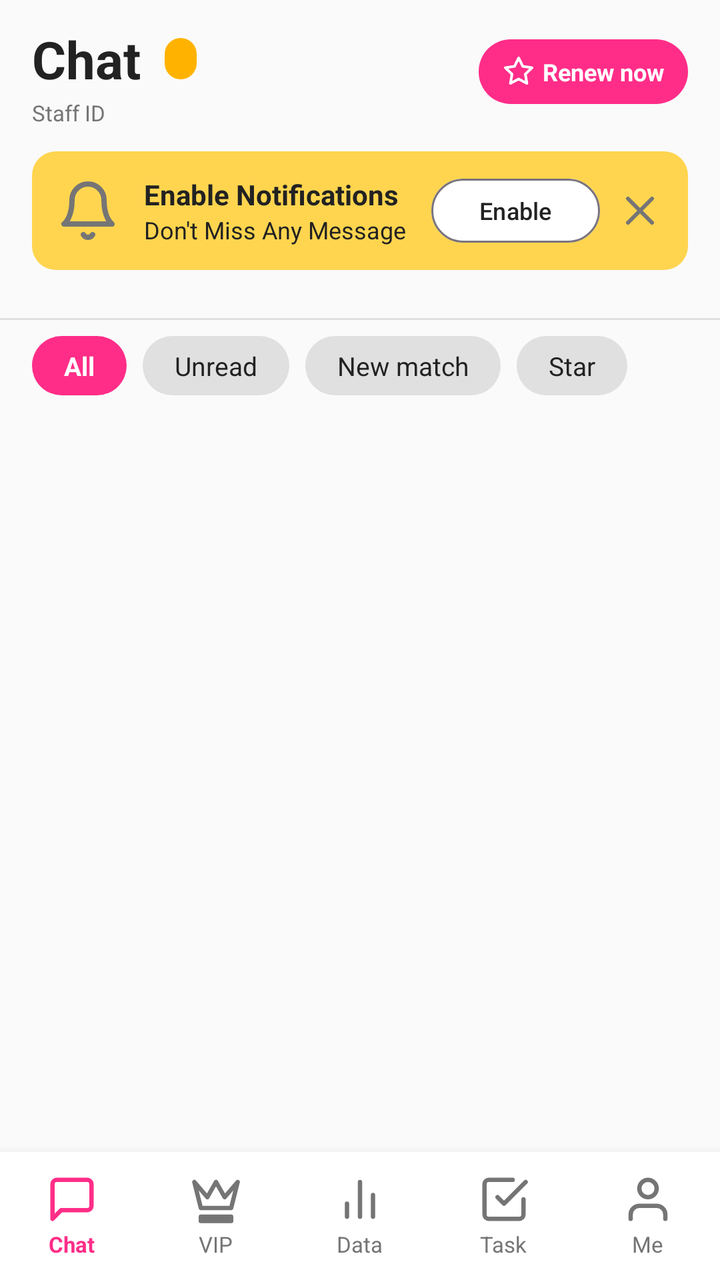
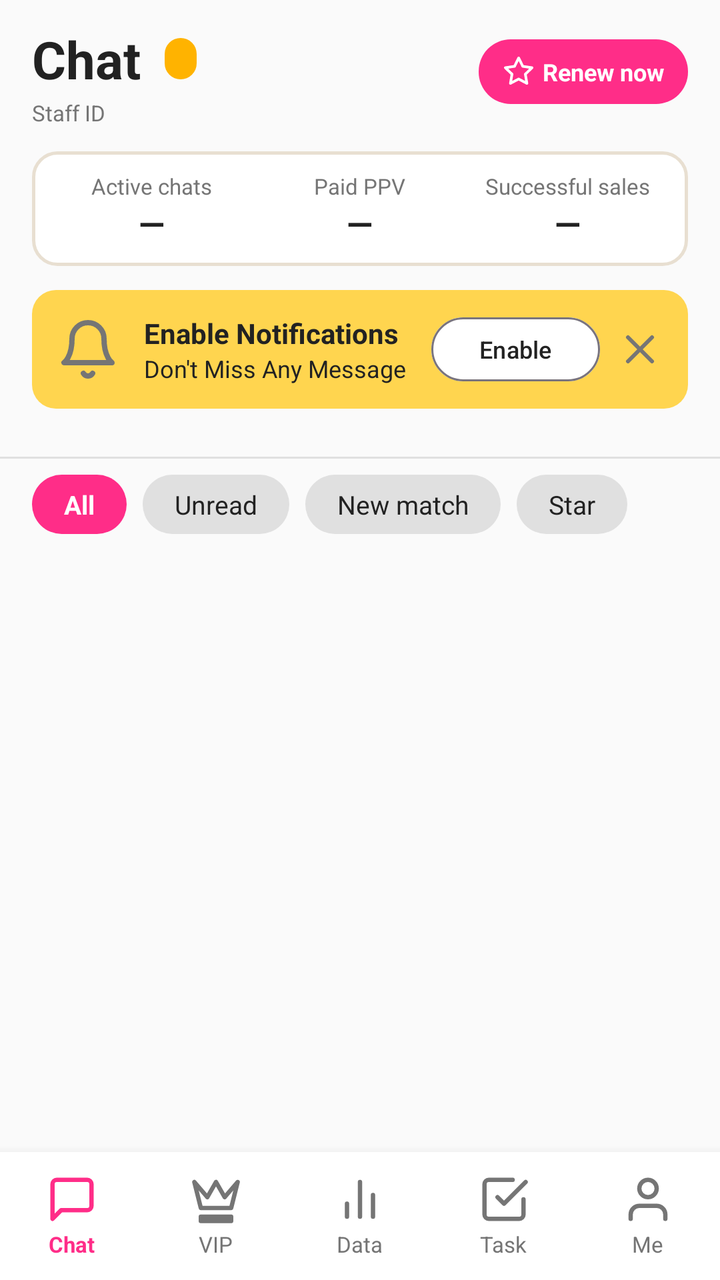

Screens rendered from an Android XML layout before and after an edit, with the pre-edit source and the edit as a unified diff.
<!-- AndroidManifest.xml: application theme Theme.Lovanta -->
<!-- res/layout/activity_main.xml -->
<?xml version="1.0" encoding="utf-8"?>
<LinearLayout xmlns:android="http://schemas.android.com/apk/res/android"
    xmlns:tools="http://schemas.android.com/tools"
    android:id="@+id/main"
    android:layout_width="match_parent"
    android:layout_height="match_parent"
    android:orientation="vertical"
    android:background="@color/lovanta_bg"
    tools:context=".MainActivity">

    
    <RelativeLayout
        android:layout_width="match_parent"
        android:layout_height="wrap_content"
        android:paddingStart="16dp"
        android:paddingEnd="16dp"
        android:paddingTop="12dp"
        android:paddingBottom="8dp">

        <LinearLayout
            android:layout_width="wrap_content"
            android:layout_height="wrap_content"
            android:orientation="vertical">

            <LinearLayout
                android:layout_width="wrap_content"
                android:layout_height="wrap_content"
                android:orientation="horizontal"
                android:gravity="center_vertical">

                <TextView
                    android:layout_width="wrap_content"
                    android:layout_height="wrap_content"
                    android:text="Chat"
                    android:textColor="@color/lovanta_dark"
                    android:textSize="26sp"
                    android:textStyle="bold" />

                <LinearLayout
                    android:layout_width="wrap_content"
                    android:layout_height="wrap_content"
                    android:background="@drawable/bg_timer_badge"
                    android:paddingStart="8dp"
                    android:paddingEnd="8dp"
                    android:paddingTop="3dp"
                    android:paddingBottom="3dp"
                    android:layout_marginStart="12dp"
                    android:gravity="center_vertical">

                    <TextView
                        android:id="@+id/tvActiveTimer"
                        android:layout_width="wrap_content"
                        android:layout_height="wrap_content"
                        android:text=""
                        android:textColor="@color/white"
                        android:textSize="11sp"
                        android:textStyle="bold" />
                </LinearLayout>
            </LinearLayout>

            <TextView
                android:id="@+id/tvWorkerId"
                android:layout_width="wrap_content"
                android:layout_height="wrap_content"
                android:text="Staff ID"
                android:textColor="@color/lovanta_gray"
                android:textSize="11sp"
                android:layout_marginTop="2dp" />
        </LinearLayout>

        
        <LinearLayout
            android:id="@+id/btnRenew"
            android:layout_width="wrap_content"
            android:layout_height="wrap_content"
            android:layout_alignParentEnd="true"
            android:layout_centerVertical="true"
            android:background="@drawable/bg_pill_active"
            android:paddingStart="12dp"
            android:paddingEnd="12dp"
            android:paddingTop="8dp"
            android:paddingBottom="8dp"
            android:gravity="center_vertical"
            android:clickable="true"
            android:focusable="true">

            <ImageView
                android:layout_width="16dp"
                android:layout_height="16dp"
                android:src="@drawable/ic_star"
                android:tint="@color/white"
                tools:ignore="ContentDescription,UseAppTint" />

            <TextView
                android:layout_width="wrap_content"
                android:layout_height="wrap_content"
                android:text="Renew now"
                android:textColor="@color/white"
                android:textSize="12sp"
                android:textStyle="bold"
                android:layout_marginStart="4dp" />
        </LinearLayout>

    </RelativeLayout>

    
    <LinearLayout
        android:id="@+id/layoutNotificationBanner"
        android:layout_width="match_parent"
        android:layout_height="wrap_content"
        android:layout_marginStart="16dp"
        android:layout_marginEnd="16dp"
        android:layout_marginTop="4dp"
        android:layout_marginBottom="8dp"
        android:background="@drawable/bg_notification_banner"
        android:orientation="horizontal"
        android:gravity="center_vertical"
        android:padding="12dp">

        <ImageView
            android:layout_width="32dp"
            android:layout_height="32dp"
            android:src="@drawable/ic_bell"
            tools:ignore="ContentDescription" />

        <LinearLayout
            android:layout_width="0dp"
            android:layout_height="wrap_content"
            android:layout_weight="1"
            android:orientation="vertical"
            android:layout_marginStart="12dp">

            <TextView
                android:layout_width="wrap_content"
                android:layout_height="wrap_content"
                android:text="Enable Notifications"
                android:textColor="@color/lovanta_dark"
                android:textSize="14sp"
                android:textStyle="bold" />

            <TextView
                android:layout_width="wrap_content"
                android:layout_height="wrap_content"
                android:text="Don't Miss Any Message"
                android:textColor="@color/lovanta_dark"
                android:textSize="12sp" />
        </LinearLayout>

        <Button
            android:id="@+id/btnEnableNotif"
            android:layout_width="wrap_content"
            android:layout_height="32dp"
            android:text="Enable"
            android:textSize="12sp"
            android:textColor="@color/lovanta_dark"
            android:backgroundTint="@color/white"
            style="?attr/materialButtonOutlinedStyle"
            android:insetTop="0dp"
            android:insetBottom="0dp"
            android:minWidth="64dp" />

        <ImageView
            android:id="@+id/btnCloseBanner"
            android:layout_width="24dp"
            android:layout_height="24dp"
            android:src="@drawable/ic_close"
            android:layout_marginStart="8dp"
            android:background="?attr/selectableItemBackgroundBorderless"
            android:clickable="true"
            android:focusable="true"
            tools:ignore="ContentDescription" />

    </LinearLayout>

    
    <androidx.recyclerview.widget.RecyclerView
        android:id="@+id/rvStories"
        android:layout_width="match_parent"
        android:layout_height="wrap_content"
        android:orientation="horizontal"
        android:paddingStart="16dp"
        android:paddingEnd="16dp"
        android:paddingTop="4dp"
        android:paddingBottom="8dp"
        tools:listitem="@layout/item_story" />

    <View
        android:layout_width="match_parent"
        android:layout_height="1dp"
        android:background="@color/lovanta_border"
        android:layout_marginTop="4dp"
        android:layout_marginBottom="8dp" />

    
    <LinearLayout
        android:layout_width="match_parent"
        android:layout_height="wrap_content"
        android:orientation="horizontal"
        android:paddingStart="16dp"
        android:paddingEnd="16dp"
        android:paddingBottom="8dp">

        <TextView
            android:id="@+id/chipAll"
            android:layout_width="wrap_content"
            android:layout_height="wrap_content"
            android:text="All"
            android:textColor="@color/white"
            android:background="@drawable/bg_pill_active"
            android:paddingStart="16dp"
            android:paddingEnd="16dp"
            android:paddingTop="6dp"
            android:paddingBottom="6dp"
            android:textSize="13sp"
            android:textStyle="bold"
            android:clickable="true"
            android:focusable="true"
            android:layout_marginEnd="8dp" />

        <TextView
            android:id="@+id/chipUnread"
            android:layout_width="wrap_content"
            android:layout_height="wrap_content"
            android:text="Unread"
            android:textColor="@color/lovanta_dark"
            android:background="@drawable/bg_pill_inactive"
            android:paddingStart="16dp"
            android:paddingEnd="16dp"
            android:paddingTop="6dp"
            android:paddingBottom="6dp"
            android:textSize="13sp"
            android:clickable="true"
            android:focusable="true"
            android:layout_marginEnd="8dp" />

        <TextView
            android:id="@+id/chipNewMatch"
            android:layout_width="wrap_content"
            android:layout_height="wrap_content"
            android:text="New match"
            android:textColor="@color/lovanta_dark"
            android:background="@drawable/bg_pill_inactive"
            android:paddingStart="16dp"
            android:paddingEnd="16dp"
            android:paddingTop="6dp"
            android:paddingBottom="6dp"
            android:textSize="13sp"
            android:clickable="true"
            android:focusable="true"
            android:layout_marginEnd="8dp" />

        <TextView
            android:id="@+id/chipStar"
            android:layout_width="wrap_content"
            android:layout_height="wrap_content"
            android:text="Star"
            android:textColor="@color/lovanta_dark"
            android:background="@drawable/bg_pill_inactive"
            android:paddingStart="16dp"
            android:paddingEnd="16dp"
            android:paddingTop="6dp"
            android:paddingBottom="6dp"
            android:textSize="13sp"
            android:clickable="true"
            android:focusable="true" />
    </LinearLayout>

    
    <androidx.recyclerview.widget.RecyclerView
        android:id="@+id/rvChats"
        android:layout_width="match_parent"
        android:layout_height="0dp"
        android:layout_weight="1"
        tools:listitem="@layout/item_chat" />

    <TextView
        android:id="@+id/tvEmptyChats"
        android:layout_width="match_parent"
        android:layout_height="0dp"
        android:layout_weight="1"
        android:gravity="center"
        android:padding="24dp"
        android:text="No assigned conversations yet."
        android:textColor="@color/lovanta_gray"
        android:textSize="14sp"
        android:visibility="gone" />

    
    <LinearLayout
        android:layout_width="match_parent"
        android:layout_height="64dp"
        android:orientation="horizontal"
        android:background="@color/lovanta_surface"
        android:elevation="8dp"
        android:gravity="center_vertical">

        
        <LinearLayout
            android:id="@+id/navChat"
            android:layout_width="0dp"
            android:layout_height="match_parent"
            android:layout_weight="1"
            android:orientation="vertical"
            android:gravity="center"
            android:clickable="true"
            android:focusable="true"
            android:background="?attr/selectableItemBackground">

            <ImageView
                android:layout_width="26dp"
                android:layout_height="26dp"
                android:src="@drawable/ic_tab_chat"
                tools:ignore="ContentDescription" />

            <TextView
                android:layout_width="wrap_content"
                android:layout_height="wrap_content"
                android:text="Chat"
                android:textColor="@color/lovanta_pink"
                android:textSize="11sp"
                android:textStyle="bold"
                android:layout_marginTop="2dp" />
        </LinearLayout>

        
        <LinearLayout
            android:id="@+id/navVip"
            android:layout_width="0dp"
            android:layout_height="match_parent"
            android:layout_weight="1"
            android:orientation="vertical"
            android:gravity="center"
            android:clickable="true"
            android:focusable="true"
            android:background="?attr/selectableItemBackground">

            <ImageView
                android:layout_width="26dp"
                android:layout_height="26dp"
                android:src="@drawable/ic_tab_vip"
                tools:ignore="ContentDescription" />

            <TextView
                android:layout_width="wrap_content"
                android:layout_height="wrap_content"
                android:text="VIP"
                android:textColor="@color/lovanta_gray"
                android:textSize="11sp"
                android:layout_marginTop="2dp" />
        </LinearLayout>

        
        <LinearLayout
            android:id="@+id/navData"
            android:layout_width="0dp"
            android:layout_height="match_parent"
            android:layout_weight="1"
            android:orientation="vertical"
            android:gravity="center"
            android:clickable="true"
            android:focusable="true"
            android:background="?attr/selectableItemBackground">

            <ImageView
                android:layout_width="26dp"
                android:layout_height="26dp"
                android:src="@drawable/ic_tab_data"
                tools:ignore="ContentDescription" />

            <TextView
                android:layout_width="wrap_content"
                android:layout_height="wrap_content"
                android:text="Data"
                android:textColor="@color/lovanta_gray"
                android:textSize="11sp"
                android:layout_marginTop="2dp" />
        </LinearLayout>

        
        <LinearLayout
            android:id="@+id/navTask"
            android:layout_width="0dp"
            android:layout_height="match_parent"
            android:layout_weight="1"
            android:orientation="vertical"
            android:gravity="center"
            android:clickable="true"
            android:focusable="true"
            android:background="?attr/selectableItemBackground">

            <ImageView
                android:layout_width="26dp"
                android:layout_height="26dp"
                android:src="@drawable/ic_tab_task"
                tools:ignore="ContentDescription" />

            <TextView
                android:layout_width="wrap_content"
                android:layout_height="wrap_content"
                android:text="Task"
                android:textColor="@color/lovanta_gray"
                android:textSize="11sp"
                android:layout_marginTop="2dp" />
        </LinearLayout>

        
        <LinearLayout
            android:id="@+id/navMe"
            android:layout_width="0dp"
            android:layout_height="match_parent"
            android:layout_weight="1"
            android:orientation="vertical"
            android:gravity="center"
            android:clickable="true"
            android:focusable="true"
            android:background="?attr/selectableItemBackground">

            <ImageView
                android:layout_width="26dp"
                android:layout_height="26dp"
                android:src="@drawable/ic_tab_me"
                tools:ignore="ContentDescription" />

            <TextView
                android:layout_width="wrap_content"
                android:layout_height="wrap_content"
                android:text="Me"
                android:textColor="@color/lovanta_gray"
                android:textSize="11sp"
                android:layout_marginTop="2dp" />
        </LinearLayout>

    </LinearLayout>

</LinearLayout>
<!-- res/layout/item_story.xml (included above) -->
<?xml version="1.0" encoding="utf-8"?>
<LinearLayout xmlns:android="http://schemas.android.com/apk/res/android"
    android:layout_width="80dp"
    android:layout_height="wrap_content"
    android:orientation="vertical"
    android:gravity="center"
    android:clickable="true"
    android:focusable="true"
    android:background="?attr/selectableItemBackground"
    android:padding="4dp"
    android:layout_marginEnd="8dp">

    <FrameLayout
        android:layout_width="68dp"
        android:layout_height="68dp"
        android:background="@drawable/bg_model_story_frame"
        android:padding="3dp">

        <ImageView
            android:id="@+id/ivAvatar"
            android:layout_width="match_parent"
            android:layout_height="match_parent"
            android:src="@drawable/ic_person"
            android:background="@drawable/bg_model_avatar"
            android:padding="12dp"
            android:tint="@color/lovanta_pink"
            android:clipToOutline="true"
            android:contentDescription="Model profile" />
    </FrameLayout>

    <TextView
        android:id="@+id/tvName"
        android:layout_width="match_parent"
        android:layout_height="wrap_content"
        android:layout_marginTop="4dp"
        android:text="Model"
        android:textColor="@color/lovanta_dark"
        android:textSize="11sp"
        android:textStyle="bold"
        android:gravity="center"
        android:maxLines="1"
        android:ellipsize="end" />

</LinearLayout>
<!-- res/layout/item_chat.xml (included above) -->
<?xml version="1.0" encoding="utf-8"?>
<LinearLayout xmlns:android="http://schemas.android.com/apk/res/android"
    xmlns:tools="http://schemas.android.com/tools"
    android:layout_width="match_parent"
    android:layout_height="wrap_content"
    android:orientation="horizontal"
    android:gravity="center_vertical"
    android:padding="12dp"
    android:background="?attr/selectableItemBackground"
    android:clickable="true"
    android:focusable="true">

    <FrameLayout
        android:layout_width="56dp"
        android:layout_height="56dp">

        <ImageView
            android:id="@+id/ivChatAvatar"
            android:layout_width="56dp"
            android:layout_height="56dp"
            android:scaleType="centerCrop"
            android:src="@drawable/ic_person"
            android:background="@drawable/bg_chat_avatar"
            android:padding="8dp"
            tools:ignore="ContentDescription" />

    </FrameLayout>

    <LinearLayout
        android:layout_width="0dp"
        android:layout_height="wrap_content"
        android:layout_weight="1"
        android:orientation="vertical"
        android:layout_marginStart="12dp"
        android:layout_marginEnd="8dp">

        <LinearLayout
            android:layout_width="match_parent"
            android:layout_height="wrap_content"
            android:orientation="horizontal"
            android:gravity="center_vertical">

            <TextView
                android:id="@+id/tvChatName"
                android:layout_width="0dp"
                android:layout_height="wrap_content"
                android:layout_weight="1"
                android:textColor="@color/lovanta_dark"
                android:textSize="16sp"
                android:textStyle="bold"
                android:maxLines="1"
                android:ellipsize="end" />

            <TextView
                android:id="@+id/tvChatTime"
                android:layout_width="wrap_content"
                android:layout_height="wrap_content"
                android:textColor="@color/lovanta_gray"
                android:textSize="12sp" />
        </LinearLayout>

        <LinearLayout
            android:layout_width="match_parent"
            android:layout_height="wrap_content"
            android:orientation="horizontal"
            android:layout_marginTop="4dp"
            android:gravity="center_vertical">

            <TextView
                android:id="@+id/tvChatLastMessage"
                android:layout_width="0dp"
                android:layout_height="wrap_content"
                android:layout_weight="1"
                android:textColor="@color/lovanta_gray"
                android:textSize="14sp"
                android:maxLines="1"
                android:ellipsize="end" />

            <TextView
                android:id="@+id/tvUnreadBadge"
                android:layout_width="22dp"
                android:layout_height="22dp"
                android:background="@drawable/bg_badge_unread"
                android:gravity="center"
                android:textColor="@color/white"
                android:textSize="11sp"
                android:textStyle="bold"
                android:visibility="visible"
                android:layout_marginStart="8dp" />
        </LinearLayout>

    </LinearLayout>

</LinearLayout>
<!-- resources referenced by this layout -->
<resources>
  <color name="lovanta_bg">#FAFAFA</color>
  <color name="lovanta_border">#E0E0E0</color>
  <color name="lovanta_dark">#222222</color>
  <color name="lovanta_gray">#757575</color>
  <color name="lovanta_pink">#FF2D88</color>
  <color name="lovanta_surface">#FFFFFF</color>
  <color name="white">#FFFFFFFF</color>
  <!-- drawable bg_badge_unread (drawable) -->
  <?xml version="1.0" encoding="utf-8"?>
  <shape xmlns:android="http://schemas.android.com/apk/res/android"
      android:shape="oval">
      <solid android:color="@color/lovanta_pink" />
  </shape>
  <!-- drawable bg_chat_avatar (drawable) -->
  <?xml version="1.0" encoding="utf-8"?>
  <shape xmlns:android="http://schemas.android.com/apk/res/android"
      android:shape="oval">
      <solid android:color="@color/lovanta_pink_light" />
  </shape>
  <!-- drawable bg_model_avatar (drawable) -->
  <?xml version="1.0" encoding="utf-8"?>
  <shape xmlns:android="http://schemas.android.com/apk/res/android"
      android:shape="rectangle">
      <solid android:color="@color/lovanta_pink_light" />
      <corners android:radius="11dp" />
  </shape>
  <!-- drawable bg_model_story_frame (drawable) -->
  <?xml version="1.0" encoding="utf-8"?>
  <shape xmlns:android="http://schemas.android.com/apk/res/android"
      android:shape="rectangle">
      <solid android:color="@color/lovanta_surface" />
      <stroke android:width="2dp" android:color="@color/lovanta_pink" />
      <corners android:radius="14dp" />
  </shape>
  <!-- drawable bg_notification_banner (drawable) -->
  <?xml version="1.0" encoding="utf-8"?>
  <shape xmlns:android="http://schemas.android.com/apk/res/android"
      android:shape="rectangle">
      <solid android:color="@color/lovanta_yellow_banner" />
      <corners android:radius="12dp" />
  </shape>
  <!-- drawable bg_pill_active (drawable) -->
  <?xml version="1.0" encoding="utf-8"?>
  <shape xmlns:android="http://schemas.android.com/apk/res/android"
      android:shape="rectangle">
      <solid android:color="@color/lovanta_pink" />
      <corners android:radius="16dp" />
  </shape>
  <!-- drawable bg_pill_inactive (drawable) -->
  <?xml version="1.0" encoding="utf-8"?>
  <shape xmlns:android="http://schemas.android.com/apk/res/android"
      android:shape="rectangle">
      <solid android:color="#E0E0E0" />
      <corners android:radius="16dp" />
  </shape>
  <!-- drawable bg_timer_badge (drawable) -->
  <?xml version="1.0" encoding="utf-8"?>
  <shape xmlns:android="http://schemas.android.com/apk/res/android"
      android:shape="rectangle">
      <solid android:color="#FFB300" />
      <corners android:radius="8dp" />
  </shape>
  <!-- drawable ic_close (drawable) -->
  <vector xmlns:android="http://schemas.android.com/apk/res/android"
      android:width="24dp"
      android:height="24dp"
      android:viewportWidth="24"
      android:viewportHeight="24">
    <path
        android:strokeColor="#757575"
        android:strokeWidth="2"
        android:strokeLineCap="round"
        android:strokeLineJoin="round"
        android:fillColor="@android:color/transparent"
        android:pathData="M18 6L6 18 M6 6l12 12"/>
  </vector>
  <style name="Theme.Lovanta" parent="Base.Theme.Lovanta" />
  <color name="lovanta_pink_light">#FFE3F0</color>
  <color name="lovanta_yellow_banner">#FFD54F</color>
  <style name="Base.Theme.Lovanta" parent="Theme.Material3.DayNight.NoActionBar">
          
          
      </style>
  <!-- unchanged entries left out for length: 8 -->
</resources>

<!-- the commit's change to res/layout/activity_main.xml (unified diff, before → after) -->
@@ -102,6 +102,95 @@
         </LinearLayout>
 
     </RelativeLayout>
+
+    <LinearLayout
+        android:id="@+id/chatterPerformanceSummary"
+        android:layout_width="match_parent"
+        android:layout_height="wrap_content"
+        android:layout_marginStart="16dp"
+        android:layout_marginTop="4dp"
+        android:layout_marginEnd="16dp"
+        android:layout_marginBottom="8dp"
+        android:background="@drawable/bg_skeumorphic_card"
+        android:gravity="center_vertical"
+        android:orientation="horizontal"
+        android:paddingStart="8dp"
+        android:paddingTop="10dp"
+        android:paddingEnd="8dp"
+        android:paddingBottom="10dp">
+
+        <LinearLayout
+            android:layout_width="0dp"
+            android:layout_height="wrap_content"
+            android:layout_weight="1"
+            android:gravity="center"
+            android:orientation="vertical">
+
+            <TextView
+                android:layout_width="wrap_content"
+                android:layout_height="wrap_content"
+                android:text="Active chats"
+                android:textColor="@color/lovanta_gray"
+                android:textSize="11sp" />
+
+            <TextView
+                android:id="@+id/tvChatterActiveChats"
+                android:layout_width="wrap_content"
+                android:layout_height="wrap_content"
+                android:text="—"
+                android:textColor="@color/lovanta_dark"
+                android:textSize="17sp"
+                android:textStyle="bold" />
+        </LinearLayout>
+
+        <LinearLayout
+            android:layout_width="0dp"
+            android:layout_height="wrap_content"
+            android:layout_weight="1"
+            android:gravity="center"
+            android:orientation="vertical">
+
+            <TextView
+                android:layout_width="wrap_content"
+                android:layout_height="wrap_content"
+                android:text="Paid PPV"
+                android:textColor="@color/lovanta_gray"
+                android:textSize="11sp" />
+
+            <TextView
+                android:id="@+id/tvChatterPpvSales"
+                android:layout_width="wrap_content"
+                android:layout_height="wrap_content"
+                android:text="—"
+                android:textColor="@color/lovanta_dark"
+                android:textSize="17sp"
+                android:textStyle="bold" />
+        </LinearLayout>
+
+        <LinearLayout
+            android:layout_width="0dp"
+            android:layout_height="wrap_content"
+            android:layout_weight="1"
+            android:gravity="center"
+            android:orientation="vertical">
+
+            <TextView
+                android:layout_width="wrap_content"
+                android:layout_height="wrap_content"
+                android:text="Successful sales"
+                android:textColor="@color/lovanta_gray"
+                android:textSize="11sp" />
+
+            <TextView
+                android:id="@+id/tvChatterSales"
+                android:layout_width="wrap_content"
+                android:layout_height="wrap_content"
+                android:text="—"
+                android:textColor="@color/lovanta_dark"
+                android:textSize="17sp"
+                android:textStyle="bold" />
+        </LinearLayout>
+    </LinearLayout>
 
     
     <LinearLayout
<!-- resource entries referenced after the edit -->
@@ -55,6 +55,14 @@
       <solid android:color="#E0E0E0" />
       <corners android:radius="16dp" />
   </shape>
+  <!-- drawable bg_skeumorphic_card (drawable) -->
+  <?xml version="1.0" encoding="utf-8"?>
+  <shape xmlns:android="http://schemas.android.com/apk/res/android"
+      android:shape="rectangle">
+      <solid android:color="#FFFFFF" />
+      <stroke android:width="1.5dp" android:color="#E8DFD1" />
+      <corners android:radius="12dp" />
+  </shape>
   <!-- drawable bg_timer_badge (drawable) -->
   <?xml version="1.0" encoding="utf-8"?>
   <shape xmlns:android="http://schemas.android.com/apk/res/android"
